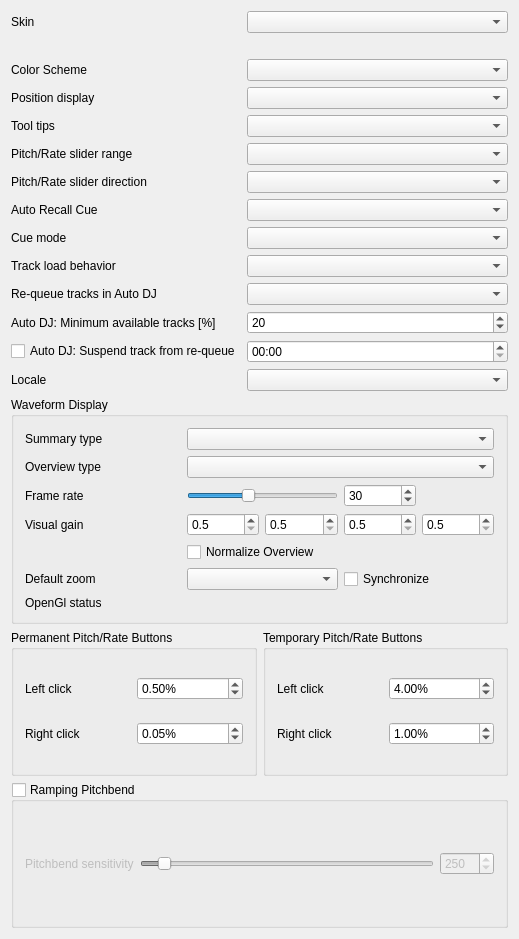
First picture: the form in src/dlgprefcontrolsdlg.ui, repository mixxxdj/mixxx, before the edit.
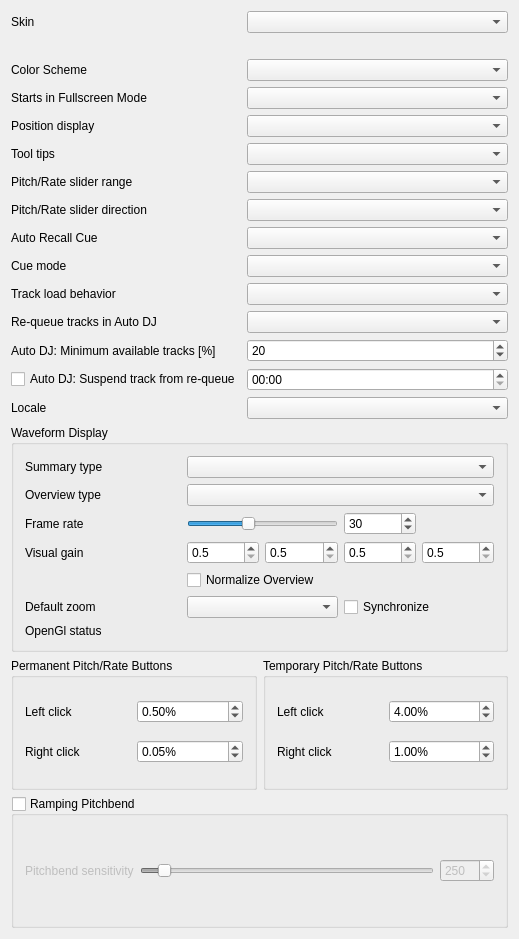
Second picture: the form after the edit.

Commit message: dlgprefcontrols: add start_in_fullscreen option #1296771

```diff
--- a/src/dlgprefcontrolsdlg.ui
+++ b/src/dlgprefcontrolsdlg.ui
@@ -597,69 +597,18 @@
    </item>
    <item row="0" column="0">
     <layout class="QGridLayout" name="GridLayout1">
-     <item row="9" column="0">
-      <widget class="QLabel" name="textLabelAllowTrackLoadToPlayingDeck">
+     <item row="12" column="0">
+      <widget class="QLabel" name="textAutoDjRequeue">
        <property name="text">
-        <string>Track load behavior</string>
+        <string>Re-queue tracks in Auto DJ</string>
        </property>
        <property name="buddy">
-        <cstring>ComboBoxAllowTrackLoadToPlayingDeck</cstring>
+        <cstring>ComboBoxAutoDjRequeue</cstring>
        </property>
       </widget>
      </item>
-     <item row="9" column="1" colspan="2">
-      <widget class="QComboBox" name="ComboBoxAllowTrackLoadToPlayingDeck"/>
-     </item>
-     <item row="2" column="0">
-      <widget class="QLabel" name="TextLabel6_2_2_4">
-       <property name="enabled">
-        <bool>true</bool>
-       </property>
-       <property name="font">
-        <font/>
-       </property>
-       <property name="text">
-        <string>Color Scheme</string>
-       </property>
-       <property name="wordWrap">
-        <bool>false</bool>
-       </property>
-       <property name="buddy">
-        <cstring>ComboBoxSchemeconf</cstring>
-       </property>
-      </widget>
-     </item>
-     <item row="3" column="0">
-      <widget class="QLabel" name="TextLabel6_2_2_3">
-       <property name="enabled">
-        <bool>true</bool>
-       </property>
-       <property name="font">
-        <font/>
-       </property>
-       <property name="text">
-        <string>Position display</string>
-       </property>
-       <property name="wordWrap">
-        <bool>false</bool>
-       </property>
-       <property name="buddy">
-        <cstring>ComboBoxPosition</cstring>
-       </property>
-      </widget>
-     </item>
-     <item row="0" column="1" colspan="2">
-      <widget class="QComboBox" name="ComboBoxSkinconf">
-       <property name="sizePolicy">
-        <sizepolicy hsizetype="Expanding" vsizetype="Fixed">
-         <horstretch>0</horstretch>
-         <verstretch>0</verstretch>
-        </sizepolicy>
-       </property>
-       <property name="font">
-        <font/>
-       </property>
-      </widget>
+     <item row="15" column="1" colspan="2">
+      <widget class="QComboBox" name="ComboBoxLocale"/>
      </item>
      <item row="1" column="1" colspan="2">
       <widget class="QLabel" name="warningLabel">
@@ -671,17 +620,33 @@
        </property>
       </widget>
      </item>
-     <item row="12" column="0">
-      <widget class="QCheckBox" name="autoDjIgnoreTimeCheckBox">
-       <property name="toolTip">
-        <string>Uncheck, to ignore all played tracks.</string>
+     <item row="0" column="1" colspan="2">
+      <widget class="QComboBox" name="ComboBoxSkinconf">
+       <property name="sizePolicy">
+        <sizepolicy hsizetype="Expanding" vsizetype="Fixed">
+         <horstretch>0</horstretch>
+         <verstretch>0</verstretch>
+        </sizepolicy>
        </property>
-       <property name="text">
-        <string>Auto DJ: Suspend track from re-queue</string>
+       <property name="font">
+        <font/>
        </property>
       </widget>
      </item>
-     <item row="12" column="1" colspan="2">
+     <item row="5" column="1" colspan="2">
+      <widget class="QComboBox" name="ComboBoxPosition">
+       <property name="sizePolicy">
+        <sizepolicy hsizetype="Expanding" vsizetype="Fixed">
+         <horstretch>0</horstretch>
+         <verstretch>0</verstretch>
+        </sizepolicy>
+       </property>
+       <property name="font">
+        <font/>
+       </property>
+      </widget>
+     </item>
+     <item row="14" column="1" colspan="2">
       <widget class="QTimeEdit" name="autoDjIgnoreTimeEdit">
        <property name="toolTip">
         <string>Duration after which a track is eligible for selection by Auto DJ again</string>
@@ -694,7 +659,146 @@
        </property>
       </widget>
      </item>
+     <item row="7" column="0">
+      <widget class="QLabel" name="TextLabel6">
+       <property name="enabled">
+        <bool>true</bool>
+       </property>
+       <property name="font">
+        <font/>
+       </property>
+       <property name="text">
+        <string>Pitch/Rate slider range</string>
+       </property>
+       <property name="wordWrap">
+        <bool>false</bool>
+       </property>
+       <property name="buddy">
+        <cstring>ComboBoxRateRange</cstring>
+       </property>
+      </widget>
+     </item>
+     <item row="9" column="1" colspan="2">
+      <widget class="QComboBox" name="ComboBoxCueRecall"/>
+     </item>
+     <item row="13" column="1" colspan="2">
+      <widget class="QSpinBox" name="autoDjMinimumAvailableSpinBox">
+       <property name="toolTip">
+        <string>This percentage of tracks are always available for selecting, regardless of when they were last played.</string>
+       </property>
+       <property name="maximum">
+        <number>100</number>
+       </property>
+       <property name="value">
+        <number>20</number>
+       </property>
+      </widget>
+     </item>
      <item row="13" column="0">
+      <widget class="QLabel" name="autoDjMinimumAvailableLabel">
+       <property name="text">
+        <string>Auto DJ: Minimum available tracks [%]</string>
+       </property>
+      </widget>
+     </item>
+     <item row="14" column="0">
+      <widget class="QCheckBox" name="autoDjIgnoreTimeCheckBox">
+       <property name="toolTip">
+        <string>Uncheck, to ignore all played tracks.</string>
+       </property>
+       <property name="text">
+        <string>Auto DJ: Suspend track from re-queue</string>
+       </property>
+      </widget>
+     </item>
+     <item row="9" column="0">
+      <widget class="QLabel" name="textLabelCueRecall">
+       <property name="text">
+        <string>Auto Recall Cue</string>
+       </property>
+       <property name="buddy">
+        <cstring>ComboBoxCueRecall</cstring>
+       </property>
+      </widget>
+     </item>
+     <item row="11" column="0">
+      <widget class="QLabel" name="textLabelAllowTrackLoadToPlayingDeck">
+       <property name="text">
+        <string>Track load behavior</string>
+       </property>
+       <property name="buddy">
+        <cstring>ComboBoxAllowTrackLoadToPlayingDeck</cstring>
+       </property>
+      </widget>
+     </item>
+     <item row="5" column="0">
+      <widget class="QLabel" name="TextLabel6_2_2_3">
+       <property name="enabled">
+        <bool>true</bool>
+       </property>
+       <property name="font">
+        <font/>
+       </property>
+       <property name="text">
+        <string>Position display</string>
+       </property>
+       <property name="wordWrap">
+        <bool>false</bool>
+       </property>
+       <property name="buddy">
+        <cstring>ComboBoxPosition</cstring>
+       </property>
+      </widget>
+     </item>
+     <item row="12" column="1" colspan="2">
+      <widget class="QComboBox" name="ComboBoxAutoDjRequeue"/>
+     </item>
+     <item row="7" column="1" colspan="2">
+      <widget class="QComboBox" name="ComboBoxRateRange">
+       <property name="sizePolicy">
+        <sizepolicy hsizetype="Expanding" vsizetype="Fixed">
+         <horstretch>0</horstretch>
+         <verstretch>0</verstretch>
+        </sizepolicy>
+       </property>
+       <property name="font">
+        <font/>
+       </property>
+      </widget>
+     </item>
+     <item row="8" column="0">
+      <widget class="QLabel" name="TextLabel6_2">
+       <property name="enabled">
+        <bool>true</bool>
+       </property>
+       <property name="font">
+        <font/>
+       </property>
+       <property name="text">
+        <string>Pitch/Rate slider direction</string>
+       </property>
+       <property name="wordWrap">
+        <bool>false</bool>
+       </property>
+       <property name="buddy">
+        <cstring>ComboBoxRateDir</cstring>
+       </property>
+      </widget>
+     </item>
+     <item row="10" column="0">
+      <widget class="QLabel" name="labelCueMode">
+       <property name="text">
+        <string>Cue mode</string>
+       </property>
+       <property name="openExternalLinks">
+        <bool>true</bool>
+       </property>
+       <property name="buddy">
+        <cstring>ComboBoxCueDefault</cstring>
+       </property>
+      </widget>
+     </item>
+     <item row="15" column="0">
       <widget class="QLabel" name="textLabelLocale">
        <property name="text">
         <string>Locale</string>
@@ -704,106 +808,10 @@
        </property>
       </widget>
      </item>
-     <item row="13" column="1" colspan="2">
-      <widget class="QComboBox" name="ComboBoxLocale"/>
+     <item row="11" column="1" colspan="2">
+      <widget class="QComboBox" name="ComboBoxAllowTrackLoadToPlayingDeck"/>
      </item>
-     <item row="4" column="0">
-      <widget class="QLabel" name="TextLabel6_2_2_3_2">
-       <property name="enabled">
-        <bool>true</bool>
-       </property>
-       <property name="font">
-        <font/>
-       </property>
-       <property name="text">
-        <string>Tool tips</string>
-       </property>
-       <property name="wordWrap">
-        <bool>false</bool>
-       </property>
-       <property name="buddy">
-        <cstring>ComboBoxTooltips</cstring>
-       </property>
-      </widget>
-     </item>
-     <item row="2" column="1" colspan="2">
-      <widget class="QComboBox" name="ComboBoxSchemeconf">
-       <property name="sizePolicy">
-        <sizepolicy hsizetype="Expanding" vsizetype="Fixed">
-         <horstretch>0</horstretch>
-         <verstretch>0</verstretch>
-        </sizepolicy>
-       </property>
-       <property name="font">
-        <font/>
-       </property>
-      </widget>
-     </item>
-     <item row="0" column="0">
-      <widget class="QLabel" name="TextLabel6_2_2">
-       <property name="enabled">
-        <bool>true</bool>
-       </property>
-       <property name="font">
-        <font/>
-       </property>
-       <property name="text">
-        <string>Skin</string>
-       </property>
-       <property name="wordWrap">
-        <bool>false</bool>
-       </property>
-       <property name="buddy">
-        <cstring>ComboBoxSkinconf</cstring>
-       </property>
-      </widget>
-     </item>
-     <item row="3" column="1" colspan="2">
-      <widget class="QComboBox" name="ComboBoxPosition">
-       <property name="sizePolicy">
-        <sizepolicy hsizetype="Expanding" vsizetype="Fixed">
-         <horstretch>0</horstretch>
-         <verstretch>0</verstretch>
-        </sizepolicy>
-       </property>
-       <property name="font">
-        <font/>
-       </property>
-      </widget>
-     </item>
-     <item row="4" column="1" colspan="2">
-      <widget class="QComboBox" name="ComboBoxTooltips">
-       <property name="sizePolicy">
-        <sizepolicy hsizetype="Expanding" vsizetype="Fixed">
-         <horstretch>0</horstretch>
-         <verstretch>0</verstretch>
-        </sizepolicy>
-       </property>
-       <property name="font">
-        <font/>
-       </property>
-      </widget>
-     </item>
-     <item row="5" column="0">
-      <widget class="QLabel" name="TextLabel6">
-       <property name="enabled">
-        <bool>true</bool>
-       </property>
-       <property name="font">
-        <font/>
-       </property>
-       <property name="text">
-        <string>Pitch/Rate slider range</string>
-       </property>
-       <property name="wordWrap">
-        <bool>false</bool>
-       </property>
-       <property name="buddy">
-        <cstring>ComboBoxRateRange</cstring>
-       </property>
-      </widget>
-     </item>
-     <item row="8" column="1" colspan="2">
+     <item row="10" column="1" colspan="2">
       <widget class="QComboBox" name="ComboBoxCueDefault">
        <property name="toolTip">
         <string>Mixxx mode: 
@@ -822,72 +830,7 @@
        </property>
       </widget>
      </item>
-     <item row="10" column="0">
-      <widget class="QLabel" name="textAutoDjRequeue">
-       <property name="text">
-        <string>Re-queue tracks in Auto DJ</string>
-       </property>
-       <property name="buddy">
-        <cstring>ComboBoxAutoDjRequeue</cstring>
-       </property>
-      </widget>
-     </item>
-     <item row="10" column="1" colspan="2">
-      <widget class="QComboBox" name="ComboBoxAutoDjRequeue"/>
-     </item>
-     <item row="11" column="0">
-      <widget class="QLabel" name="autoDjMinimumAvailableLabel">
-       <property name="text">
-        <string>Auto DJ: Minimum available tracks [%]</string>
-       </property>
-      </widget>
-     </item>
-     <item row="11" column="1" colspan="2">
-      <widget class="QSpinBox" name="autoDjMinimumAvailableSpinBox">
-       <property name="toolTip">
-        <string>This percentage of tracks are always available for selecting, regardless of when they were last played.</string>
-       </property>
-       <property name="maximum">
-        <number>100</number>
-       </property>
-       <property name="value">
-        <number>20</number>
-       </property>
-      </widget>
-     </item>
-     <item row="5" column="1" colspan="2">
-      <widget class="QComboBox" name="ComboBoxRateRange">
-       <property name="sizePolicy">
-        <sizepolicy hsizetype="Expanding" vsizetype="Fixed">
-         <horstretch>0</horstretch>
-         <verstretch>0</verstretch>
-        </sizepolicy>
-       </property>
-       <property name="font">
-        <font/>
-       </property>
-      </widget>
-     </item>
-     <item row="6" column="0">
-      <widget class="QLabel" name="TextLabel6_2">
-       <property name="enabled">
-        <bool>true</bool>
-       </property>
-       <property name="font">
-        <font/>
-       </property>
-       <property name="text">
-        <string>Pitch/Rate slider direction</string>
-       </property>
-       <property name="wordWrap">
-        <bool>false</bool>
-       </property>
-       <property name="buddy">
-        <cstring>ComboBoxRateDir</cstring>
-       </property>
-      </widget>
-     </item>
-     <item row="6" column="1" colspan="2">
+     <item row="8" column="1" colspan="2">
       <widget class="QComboBox" name="ComboBoxRateDir">
        <property name="sizePolicy">
         <sizepolicy hsizetype="Expanding" vsizetype="Fixed">
@@ -900,29 +843,103 @@
        </property>
       </widget>
      </item>
-     <item row="7" column="0">
-      <widget class="QLabel" name="textLabelCueRecall">
+     <item row="6" column="1" colspan="2">
+      <widget class="QComboBox" name="ComboBoxTooltips">
+       <property name="sizePolicy">
+        <sizepolicy hsizetype="Expanding" vsizetype="Fixed">
+         <horstretch>0</horstretch>
+         <verstretch>0</verstretch>
+        </sizepolicy>
+       </property>
+       <property name="font">
+        <font/>
+       </property>
+      </widget>
+     </item>
+     <item row="6" column="0">
+      <widget class="QLabel" name="TextLabel6_2_2_3_2">
+       <property name="enabled">
+        <bool>true</bool>
+       </property>
+       <property name="font">
+        <font/>
+       </property>
        <property name="text">
-        <string>Auto Recall Cue</string>
+        <string>Tool tips</string>
        </property>
+       <property name="wordWrap">
+        <bool>false</bool>
+       </property>
        <property name="buddy">
-        <cstring>ComboBoxCueRecall</cstring>
+        <cstring>ComboBoxTooltips</cstring>
        </property>
       </widget>
      </item>
-     <item row="7" column="1" colspan="2">
-      <widget class="QComboBox" name="ComboBoxCueRecall"/>
+     <item row="0" column="0">
+      <widget class="QLabel" name="TextLabel6_2_2">
+       <property name="enabled">
+        <bool>true</bool>
+       </property>
+       <property name="font">
+        <font/>
+       </property>
+       <property name="text">
+        <string>Skin</string>
+       </property>
+       <property name="wordWrap">
+        <bool>false</bool>
+       </property>
+       <property name="buddy">
+        <cstring>ComboBoxSkinconf</cstring>
+       </property>
+      </widget>
      </item>
-     <item row="8" column="0">
-      <widget class="QLabel" name="labelCueMode">
+     <item row="4" column="0">
+      <widget class="QLabel" name="labelFullscreenOption">
        <property name="text">
-        <string>Cue mode</string>
+        <string>Starts in Fullscreen Mode</string>
        </property>
-       <property name="openExternalLinks">
+      </widget>
+     </item>
+     <item row="4" column="1" colspan="2">
+      <widget class="QComboBox" name="ComboBoxStartInFullscreen">
+       <property name="sizePolicy">
+        <sizepolicy hsizetype="Expanding" vsizetype="Fixed">
+         <horstretch>0</horstretch>
+         <verstretch>0</verstretch>
+        </sizepolicy>
+       </property>
+      </widget>
+     </item>
+     <item row="2" column="1" rowspan="2" colspan="2">
+      <widget class="QComboBox" name="ComboBoxSchemeconf">
+       <property name="sizePolicy">
+        <sizepolicy hsizetype="Expanding" vsizetype="Fixed">
+         <horstretch>0</horstretch>
+         <verstretch>0</verstretch>
+        </sizepolicy>
+       </property>
+       <property name="font">
+        <font/>
+       </property>
+      </widget>
+     </item>
+     <item row="2" column="0" rowspan="2">
+      <widget class="QLabel" name="TextLabel6_2_2_4">
+       <property name="enabled">
         <bool>true</bool>
        </property>
+       <property name="font">
+        <font/>
+       </property>
+       <property name="text">
+        <string>Color Scheme</string>
+       </property>
+       <property name="wordWrap">
+        <bool>false</bool>
+       </property>
        <property name="buddy">
-        <cstring>ComboBoxCueDefault</cstring>
+        <cstring>ComboBoxSchemeconf</cstring>
        </property>
       </widget>
      </item>
```
The commit also changes 3 other files.
